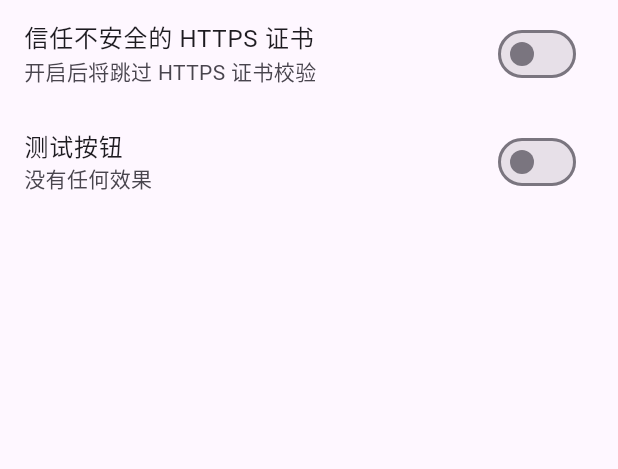
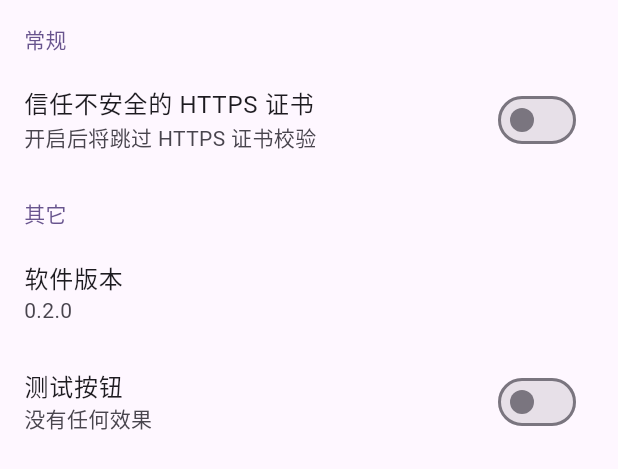
Before and after one commit to bling-yshs/sync-clipboard-tauri, a Flutter app: the ConfigPage widget shown alone on an empty page, opened directly, on a phone screen of 412 x 824 dp. Shown: the top 469 px of the screen. Run offline on Flutter 3.47's test engine with Material 3 defaults, Android fonts, the phone set to English and light mode, and no system bars; drawn by our look-alikes of dynamic_color; our stand-ins replace dio, fluttertoast, freezed_annotation, go_router, logger, package_info_plus and 1 more; missing offline and left inert: media_scanner; accounts and stored records are empty.

Commit message:
feat: 实现配置页面来管理设置和显示应用程序版本

```diff
--- a/lib/page/config_page.dart
+++ b/lib/page/config_page.dart
@@ -1,5 +1,6 @@
 import 'package:flutter/material.dart';
 import 'package:shared_preferences/shared_preferences.dart';
+import 'package:package_info_plus/package_info_plus.dart';
 import 'package:sync_clipboard_flutter/model/app_settings/app_settings.dart';
 
 class ConfigPage extends StatefulWidget {
@@ -14,11 +15,24 @@ class _ConfigPageState extends State<ConfigPage> {
 
   AppSettings _settings = const AppSettings();
   bool _isLoading = true;
+  String _version = '';
 
   @override
   void initState() {
     super.initState();
-    _loadSettings();
+    _loadData();
+  }
+
+  Future<void> _loadData() async {
+    // 并行加载设置和版本信息
+    await Future.wait([
+      _loadSettings(),
+      _loadVersion(),
+    ]);
+
+    setState(() {
+      _isLoading = false;
+    });
   }
 
   Future<void> _loadSettings() async {
@@ -28,21 +42,16 @@ class _ConfigPageState extends State<ConfigPage> {
     if (savedJson != null && savedJson.isNotEmpty) {
       try {
         final settings = appSettingsFromJson(savedJson);
-        setState(() {
-          _settings = settings;
-          _isLoading = false;
-        });
+        _settings = settings;
       } catch (e) {
-        setState(() {
-          _settings = const AppSettings();
-          _isLoading = false;
-        });
+        _settings = const AppSettings();
       }
-    } else {
-      setState(() {
-        _isLoading = false;
-      });
     }
+  }
+
+  Future<void> _loadVersion() async {
+    final packageInfo = await PackageInfo.fromPlatform();
+    _version = packageInfo.version;
   }
 
   Future<void> _saveSettings(AppSettings newSettings) async {
@@ -58,6 +67,21 @@ class _ConfigPageState extends State<ConfigPage> {
     await _saveSettings(newSettings);
   }
 
+  /// 构建分类标题
+  Widget _buildSectionHeader(String title) {
+    return Padding(
+      padding: const EdgeInsets.fromLTRB(16, 16, 16, 8),
+      child: Text(
+        title,
+        style: TextStyle(
+          fontSize: 14,
+          fontWeight: FontWeight.w500,
+          color: Theme.of(context).colorScheme.primary,
+        ),
+      ),
+    );
+  }
+
   @override
   Widget build(BuildContext context) {
     if (_isLoading) {
@@ -66,12 +90,24 @@ class _ConfigPageState extends State<ConfigPage> {
 
     return ListView(
       children: [
+        // ===== 常规 =====
+        _buildSectionHeader('常规'),
+
         // 信任不安全的 HTTPS 证书
         SwitchListTile(
           title: const Text('信任不安全的 HTTPS 证书'),
           subtitle: const Text('开启后将跳过 HTTPS 证书校验'),
           value: _settings.trustInsecureCert,
           onChanged: _toggleTrustInsecureCert,
+        ),
+
+        // ===== 其它 =====
+        _buildSectionHeader('其它'),
+
+        // 软件版本
+        ListTile(
+          title: const Text('软件版本'),
+          subtitle: Text(_version),
         ),
 
         // 测试按钮
--- a/pubspec.yaml
+++ b/pubspec.yaml
@@ -67,6 +67,8 @@ dependencies:
   archive: ^4.0.7
   # 日期格式化
   intl: ^0.20.2
+  # 应用信息
+  package_info_plus: ^8.3.0
 
 dev_dependencies:
   build_runner: ^2.10.4
```
Also changed, not shown: pubspec.lock.
